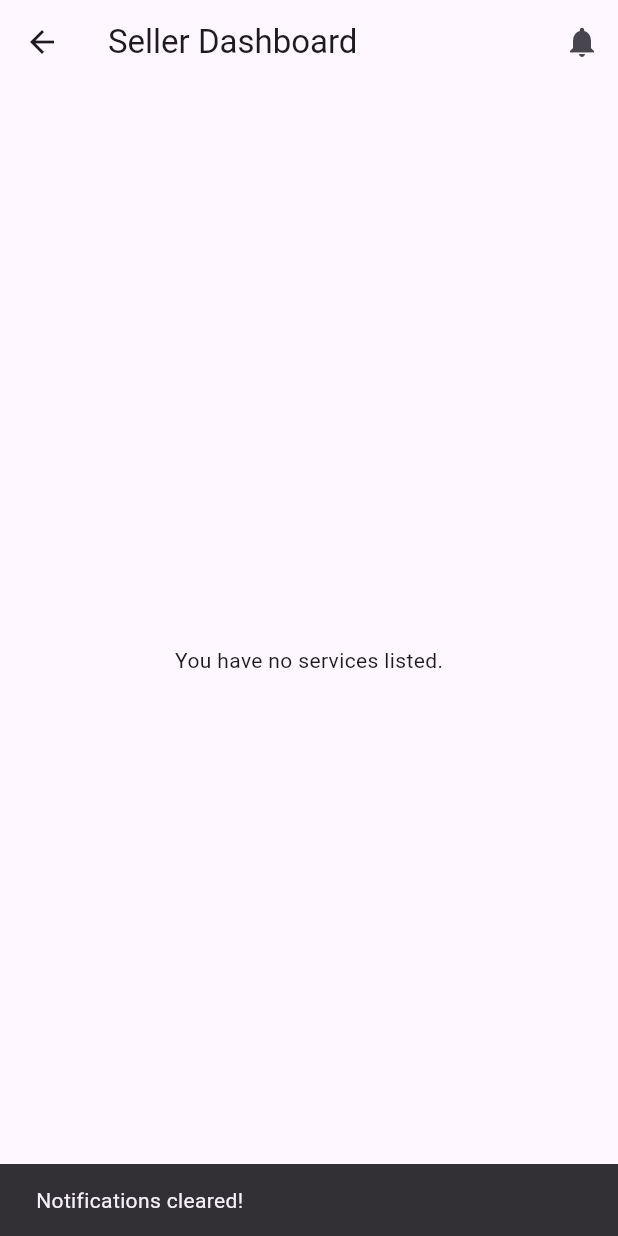
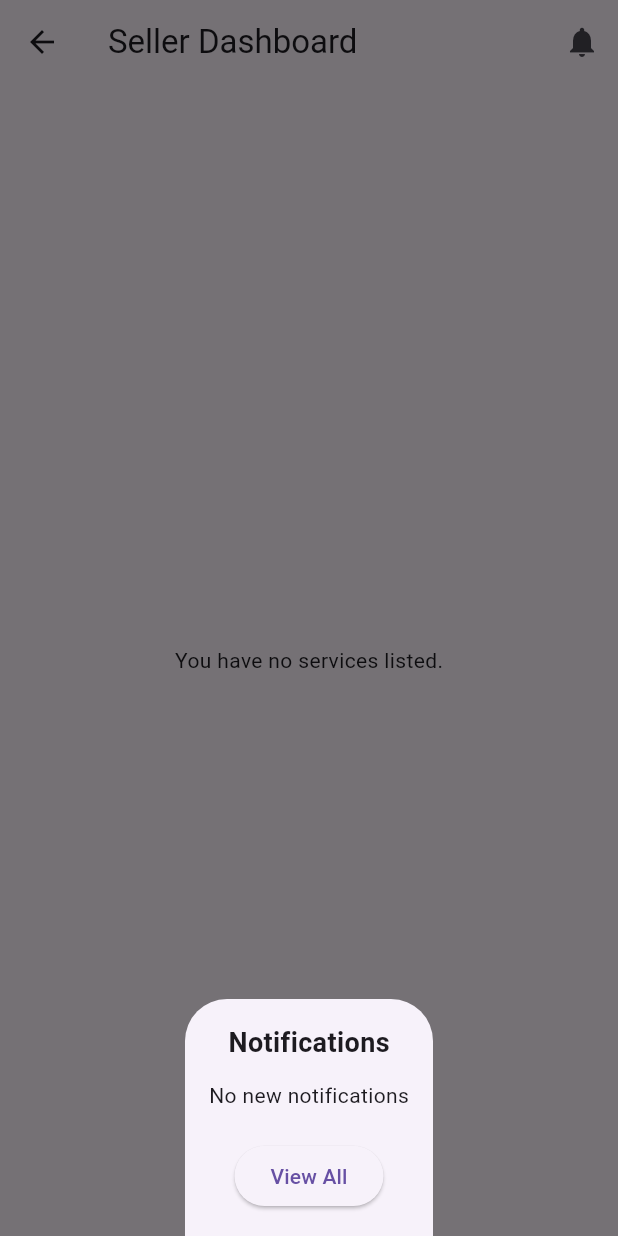
Before and after one commit to GeethJayawardena/nearm_services, a Flutter app: the SellerDashboardPage screen opened directly, after a tap on the "notifications" icon, on a phone screen of 412 x 824 dp. Run offline on Flutter 3.47's test engine with Material 3 defaults, Android fonts, the phone set to English and light mode, and no system bars; our stand-ins replace cloud_firestore, firebase_auth, firebase_core, geocoding, geolocator; accounts and stored records are empty.

Commit message:
chat and notification is work

```diff
--- a/lib/seller_dashboard_page.dart
+++ b/lib/seller_dashboard_page.dart
@@ -21,7 +21,6 @@ class _SellerDashboardPageState extends State<SellerDashboardPage> {
   final ScrollController _scrollController = ScrollController();
   bool _scrollDone = false;
 
-  /// Mark all notifications as read (optional)
   Future<void> markNotificationsAsRead() async {
     final userId = FirebaseAuth.instance.currentUser!.uid;
     final unread = await FirebaseFirestore.instance
@@ -36,21 +35,15 @@ class _SellerDashboardPageState extends State<SellerDashboardPage> {
   }
 
   void _scrollToFocusedBooking(List<QueryDocumentSnapshot> serviceDocs) {
-    if (_scrollDone || widget.focusServiceId == null || widget.focusBookingId == null) return;
+    if (_scrollDone ||
+        widget.focusServiceId == null ||
+        widget.focusBookingId == null)
+      return;
 
     double offset = 0;
     for (var serviceDoc in serviceDocs) {
       final serviceId = serviceDoc.id;
-
-      // Approximate height per service header + bookings
-      final serviceData = serviceDoc.data()! as Map<String, dynamic>;
-      final requests = serviceDoc.reference
-          .collection('requests')
-          .where('status', isEqualTo: 'pending');
-
-      // We'll scroll after first frame, just highlight is enough
       if (serviceId == widget.focusServiceId) {
-        // Scroll to top for now (we can't get exact index without fully loaded requests)
         WidgetsBinding.instance.addPostFrameCallback((_) {
           _scrollController.animateTo(
             offset,
@@ -61,8 +54,7 @@ class _SellerDashboardPageState extends State<SellerDashboardPage> {
         _scrollDone = true;
         break;
       }
-
-      offset += 120.0; // approx height per service
+      offset += 120.0;
     }
   }
 
@@ -101,10 +93,49 @@ class _SellerDashboardPageState extends State<SellerDashboardPage> {
                 children: [
                   IconButton(
                     icon: const Icon(Icons.notifications),
-                    onPressed: () async {
-                      await markNotificationsAsRead();
-                      ScaffoldMessenger.of(context).showSnackBar(
-                        const SnackBar(content: Text('Notifications cleared!')),
+                    onPressed: () {
+                      // instead of auto-clearing, show bottom sheet with "View All"
+                      showModalBottomSheet(
+                        context: context,
+                        builder: (context) {
+                          return Container(
+                            padding: const EdgeInsets.all(16),
+                            child: Column(
+                              mainAxisSize: MainAxisSize.min,
+                              children: [
+                                const Text(
+                                  "Notifications",
+                                  style: TextStyle(
+                                    fontSize: 18,
+                                    fontWeight: FontWeight.bold,
+                                  ),
+                                ),
+                                const SizedBox(height: 12),
+                                if (count == 0)
+                                  const Text("No new notifications"),
+                                if (count > 0)
+                                  Text("$count unread notifications"),
+                                const SizedBox(height: 20),
+                                ElevatedButton(
+                                  onPressed: () async {
+                                    Navigator.pop(
+                                      context,
+                                    ); // close bottom sheet
+                                    await markNotificationsAsRead();
+                                    Navigator.push(
+                                      context,
+                                      MaterialPageRoute(
+                                        builder: (_) =>
+                                            const AllNotificationsPage(),
+                                      ),
+                                    );
+                                  },
+                                  child: const Text("View All"),
+                                ),
+                              ],
+                            ),
+                          );
+                        },
                       );
                     },
                   ),
@@ -148,7 +179,6 @@ class _SellerDashboardPageState extends State<SellerDashboardPage> {
             return const Center(child: Text('You have no services listed.'));
           }
 
-          // Scroll to focused booking
           _scrollToFocusedBooking(services);
 
           return ListView(
@@ -191,8 +221,7 @@ class _SellerDashboardPageState extends State<SellerDashboardPage> {
                         final userEmail =
                             reqData['userEmail'] ?? reqData['userId'];
 
-                        final isFocused =
-                            reqDoc.id == widget.focusBookingId;
+                        final isFocused = reqDoc.id == widget.focusBookingId;
 
                         return Card(
                           color: isFocused ? Colors.yellow[100] : Colors.white,
@@ -262,3 +291,47 @@ class _SellerDashboardPageState extends State<SellerDashboardPage> {
     );
   }
 }
+
+class AllNotificationsPage extends StatelessWidget {
+  const AllNotificationsPage({super.key});
+
+  @override
+  Widget build(BuildContext context) {
+    final sellerId = FirebaseAuth.instance.currentUser!.uid;
+
+    return Scaffold(
+      appBar: AppBar(title: const Text("All Notifications")),
+      body: StreamBuilder<QuerySnapshot>(
+        stream: FirebaseFirestore.instance
+            .collection('notifications')
+            .where('ownerId', isEqualTo: sellerId)
+            .orderBy('timestamp', descending: true)
+            .snapshots(),
+        builder: (context, snapshot) {
+          if (!snapshot.hasData) {
+            return const Center(child: CircularProgressIndicator());
+          }
+
+          final notifications = snapshot.data!.docs;
+
+          if (notifications.isEmpty) {
+            return const Center(child: Text("No notifications yet."));
+          }
+
+          return ListView.builder(
+            itemCount: notifications.length,
+            itemBuilder: (context, index) {
+              final data = notifications[index].data() as Map<String, dynamic>;
+              return ListTile(
+                leading: const Icon(Icons.notifications),
+                title: Text(data['type'] ?? 'Notification'),
+                subtitle: Text(data['userName'] ?? 'Unknown User'),
+                trailing: Text(data['status'] ?? ''),
+              );
+            },
+          );
+        },
+      ),
+    );
+  }
+}
```
Also changed, not shown: lib/home_page.dart (+9 -2 lines).
